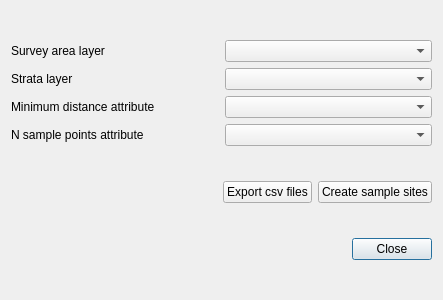
Qt form pointsurveydialogbase.ui (sourcepole/survey_design) before a commit.
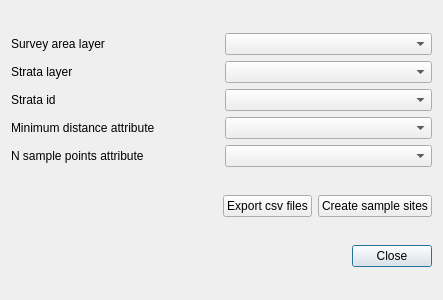
The same form after that commit.

Commit message: Write stratumId_stationId into pointsample results

What changed in the file:
```diff
--- a/pointsurveydialogbase.ui
+++ b/pointsurveydialogbase.ui
@@ -46,6 +46,16 @@
    </item>
    <item row="0" column="0" colspan="3">
     <layout class="QGridLayout" name="gridLayout">
+     <item row="3" column="0">
+      <widget class="QLabel" name="mMinDistanceLabel">
+       <property name="text">
+        <string>Minimum distance attribute</string>
+       </property>
+      </widget>
+     </item>
+     <item row="4" column="1">
+      <widget class="QComboBox" name="mNSamplePointsComboBox"/>
+     </item>
      <item row="1" column="0">
       <widget class="QLabel" name="mStrataLayerLabel">
        <property name="text">
@@ -53,7 +63,10 @@
        </property>
       </widget>
      </item>
-     <item row="2" column="1">
+     <item row="0" column="1">
+      <widget class="QComboBox" name="mSurveyAreaLayerComboBox"/>
+     </item>
+     <item row="3" column="1">
       <widget class="QComboBox" name="mMinimumDistanceAttributeComboBox"/>
      </item>
      <item row="0" column="0">
@@ -63,29 +76,26 @@
        </property>
       </widget>
      </item>
-     <item row="0" column="1">
-      <widget class="QComboBox" name="mSurveyAreaLayerComboBox"/>
-     </item>
      <item row="1" column="1">
       <widget class="QComboBox" name="mStrataLayerComboBox"/>
      </item>
-     <item row="2" column="0">
-      <widget class="QLabel" name="mMinDistanceLabel">
-       <property name="text">
-        <string>Minimum distance attribute</string>
-       </property>
-      </widget>
-     </item>
-     <item row="3" column="1">
-      <widget class="QComboBox" name="mNSamplePointsComboBox"/>
-     </item>
-     <item row="3" column="0">
+     <item row="4" column="0">
       <widget class="QLabel" name="mNSamplePointsAttribute">
        <property name="text">
         <string>N sample points attribute</string>
        </property>
       </widget>
      </item>
+     <item row="2" column="1">
+      <widget class="QComboBox" name="mStrataIdComboBox"/>
+     </item>
+     <item row="2" column="0">
+      <widget class="QLabel" name="mStrataIdLabel">
+       <property name="text">
+        <string>Strata id</string>
+       </property>
+      </widget>
+     </item>
     </layout>
    </item>
    <item row="1" column="1">
```
The commit also changes 2 other files.
